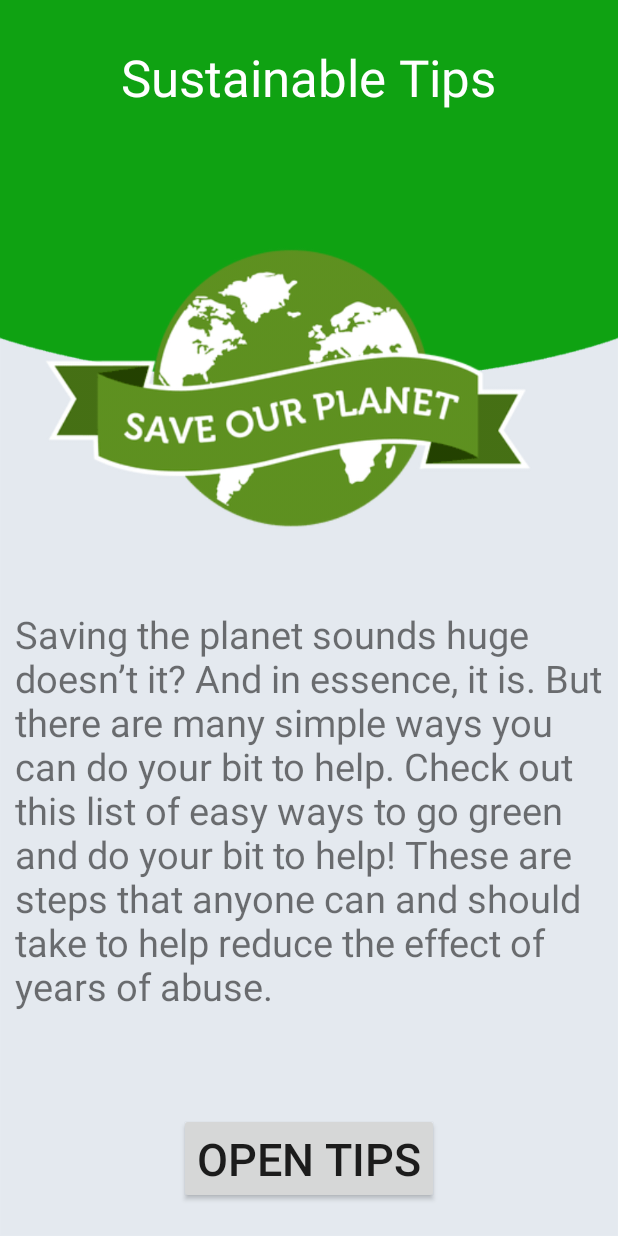
After one commit to IonutPutinica/FolkecenterMobileApp, an Android app: the TipsActivity screen opened directly, with no data from a screen before it, on a phone screen of 412 x 824 dp. The commit adds this screen. Run offline under Robolectric (Android 15) with nearby library versions, the phone set to English and light mode, and no system bars.

Commit message:
First section on sustainable cards + training

```diff
--- a/MobileApp/app/src/main/AndroidManifest.xml
+++ b/MobileApp/app/src/main/AndroidManifest.xml
@@ -10,6 +10,9 @@
         android:roundIcon="@mipmap/ic_launcher_round"
         android:supportsRtl="true"
         android:theme="@style/AppTheme">
+        <activity android:name=".TipsActivity"/>
+        <activity android:name=".TrainingActivityWebView"/>
+        <activity android:name=".TrainingActivity"/>
         <activity android:name=".QuizGameActivity"/>
         <activity android:name=".TestFieldTourActivity"/>
         <activity android:name=".BiodomeTourActivity"/>
--- /dev/null
+++ b/MobileApp/app/src/main/java/com/calcounterapplicaton/folkecentermobileapp/TipsActivity.java
@@ -0,0 +1,13 @@
+package com.calcounterapplicaton.folkecentermobileapp;
+
+import android.os.Bundle;
+import android.support.v7.app.AppCompatActivity;
+
+public class TipsActivity extends AppCompatActivity {
+    @Override
+    protected void onCreate(Bundle savedInstanceState)
+    {
+        super.onCreate(savedInstanceState);
+        setContentView(R.layout.sustainable_tips);
+    }
+}
--- a/MobileApp/app/src/main/res/layout/activity_main.xml
+++ b/MobileApp/app/src/main/res/layout/activity_main.xml
@@ -249,6 +249,7 @@
         <!--Column 2-->
 
         <android.support.v7.widget.CardView
+            android:id="@+id/training_card_view"
             android:layout_width="0dp"
             android:layout_height="0dp"
             android:layout_columnWeight="1"
@@ -290,6 +291,7 @@
         <!--Column 1-->
 
         <android.support.v7.widget.CardView
+            android:id="@+id/tips_card_view"
             android:layout_width="0dp"
             android:layout_height="0dp"
             android:layout_columnWeight="1"
@@ -309,13 +311,13 @@
                 android:layout_height="wrap_content">
 
                 <ImageView
-                    android:src="@drawable/life_icon"
+                    android:src="@drawable/tips_icon"
                     android:layout_gravity="center_horizontal"
                     android:layout_width="wrap_content"
                     android:layout_height="wrap_content" />
 
                 <TextView
-                    android:text="@string/grid_life"
+                    android:text="@string/grid_tips"
                     android:textAlignment="center"
                     android:textColor="@android:color/black"
                     android:textSize="16sp"
--- /dev/null
+++ b/MobileApp/app/src/main/res/layout/sustainable_tips.xml
@@ -0,0 +1,82 @@
+<?xml version="1.0" encoding="utf-8"?>
+<LinearLayout
+    xmlns:android="http://schemas.android.com/apk/res/android"
+    android:layout_width="match_parent"
+    android:layout_height="match_parent"
+    android:orientation="vertical"
+    android:background="@drawable/bg"
+    android:weightSum="8">
+
+    <RelativeLayout
+        android:layout_weight="1"
+        android:layout_width="match_parent"
+        android:layout_height="0dp">
+
+
+        <TextView
+            android:id="@+id/tips_title"
+            android:text="@string/tips_title"
+            android:textSize="34sp"
+            android:textColor="@android:color/white"
+            android:layout_centerInParent="true"
+            android:layout_width="wrap_content"
+            android:layout_height="wrap_content"
+            />
+
+    </RelativeLayout>
+
+    <RelativeLayout
+        android:layout_weight="2.5"
+        android:layout_width="match_parent"
+        android:layout_height="0dp">
+
+
+        <ImageView
+            android:id="@+id/tips_main_image"
+            android:src="@drawable/tips_main_image"
+            android:layout_centerInParent="true"
+            android:layout_width="wrap_content"
+            android:layout_height="wrap_content"
+            />
+
+    </RelativeLayout>
+
+    <RelativeLayout
+        android:layout_weight="3.5"
+        android:layout_width="match_parent"
+        android:layout_height="0dp">
+
+
+        <TextView
+            android:id="@+id/tips_main_text"
+            android:text="@string/main_tips_text"
+            android:textSize="25sp"
+            android:layout_centerInParent="true"
+            android:layout_width="wrap_content"
+            android:layout_height="wrap_content"
+            android:padding="10dp"
+            />
+
+    </RelativeLayout>
+
+
+    <RelativeLayout
+        android:layout_weight="1"
+        android:layout_width="match_parent"
+        android:layout_height="0dp">
+
+
+        <Button
+            android:id="@+id/open_tips_button"
+            android:text="@string/open_tips_button"
+            android:textSize="30sp"
+            android:onClick="openTip1"
+            android:layout_centerInParent="true"
+            android:layout_width="wrap_content"
+            android:layout_height="wrap_content"
+            />
+
+    </RelativeLayout>
+
+
+</LinearLayout>
--- /dev/null
+++ b/MobileApp/app/src/main/res/layout/tip1.xml
@@ -0,0 +1,6 @@
+<?xml version="1.0" encoding="utf-8"?>
+<android.support.constraint.ConstraintLayout
+    xmlns:android="http://schemas.android.com/apk/res/android" android:layout_width="match_parent"
+    android:layout_height="match_parent">
+
+</android.support.constraint.ConstraintLayout>
--- a/MobileApp/app/src/main/res/values/strings.xml
+++ b/MobileApp/app/src/main/res/values/strings.xml
@@ -7,7 +7,7 @@
     <string name="grid_guided_tour">Guided Tour</string>
     <string name="grid_map">Interactive Map</string>
     <string name="grid_history">Our History</string>
-    <string name="grid_life">Life at Folkecenter</string>
+    <string name="grid_tips">Sustainable Tips</string>
     <string name="grid_training">Training</string>
     <string name="grid_quiz">Quiz Game</string>
 
@@ -76,4 +76,14 @@
     <string name="quiz_game_title">Folkecenter Quiz Game</string>
     <string name="quiz_game_instructions">Currently the Folkecenter Quiz Game is not available on mobile devices and can only be played on desktop platforms. Follow the link below for installation.</string>
     <string name="quiz_game_button">Open Game Link</string>
+
+    <!--TRAINING PAGE STRINGS-->
+    <string name="training_title">Training Program</string>
+    <string name="training_text">The general aim of the trainee programme is to provide knowledge about a variety of aspects within renewable energies, both from the technical and the socio-economic profile. The programme is developed around the trainee, meaning that there is not a standard path, but it is a more individual process which is carried in cooperation with the trainee, focusing on his needs and requests.</string>
+    <string name="training_button">More Details</string>
+
+    <!--TIPS PAGE STRINGS-->
+    <string name="tips_title">Sustainable Tips</string>
+    <string name="main_tips_text">Saving the planet sounds huge doesn’t it? And in essence, it is. But there are many simple ways you can do your bit to help. Check out this list of easy ways to go green and do your bit to help! These are steps that anyone can and should take to help reduce the effect of years of abuse.</string>
+    <string name="open_tips_button">Open Tips</string>
 </resources>
```
Also changed, not shown: MobileApp/app/src/main/java/com/calcounterapplicaton/folkecentermobileapp/MainActivity.java (+33 -0 lines), MobileApp/app/src/main/java/com/calcounterapplicaton/folkecentermobileapp/TrainingActivity.java (added, +25 -0 lines), MobileApp/app/src/main/java/com/calcounterapplicaton/folkecentermobileapp/TrainingActivityWebView.java (added, +52 -0 lines), MobileApp/app/src/main/res/layout/training.xml (added, +82 -0 lines), MobileApp/app/src/main/res/layout/training_webview.xml (added, +14 -0 lines), MobileApp/app/src/main/res/drawable/tips_icon.png (added), MobileApp/app/src/main/res/drawable/tips_main_image.png (added), MobileApp/app/src/main/res/drawable/training_picture.jpg (added).
